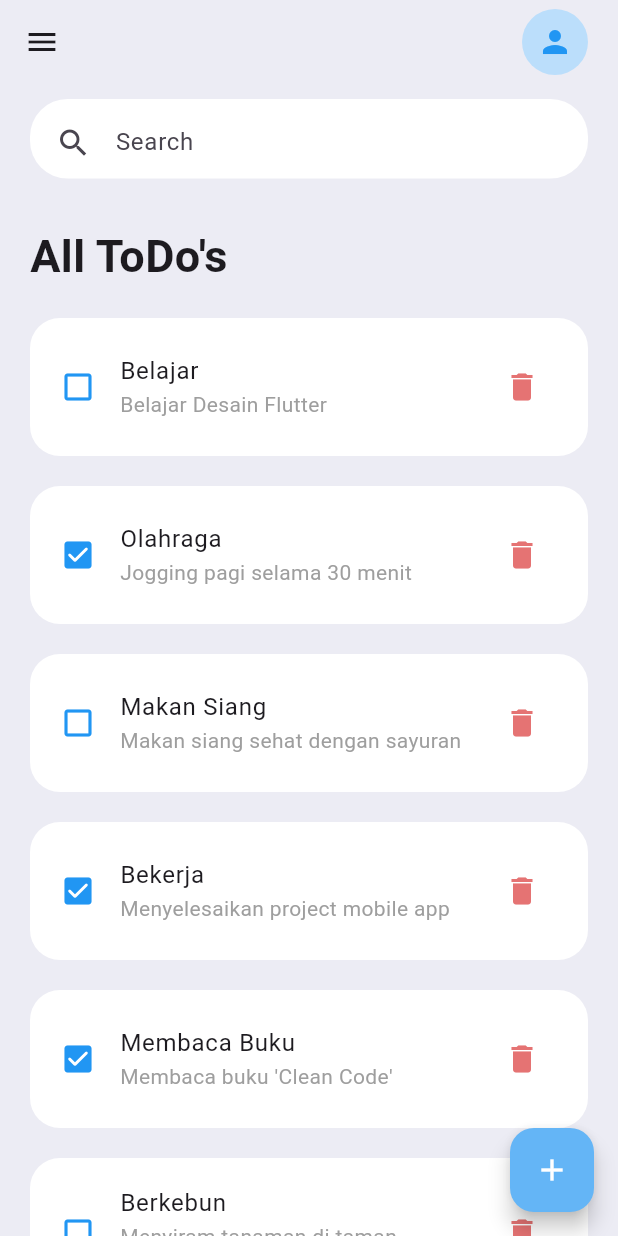
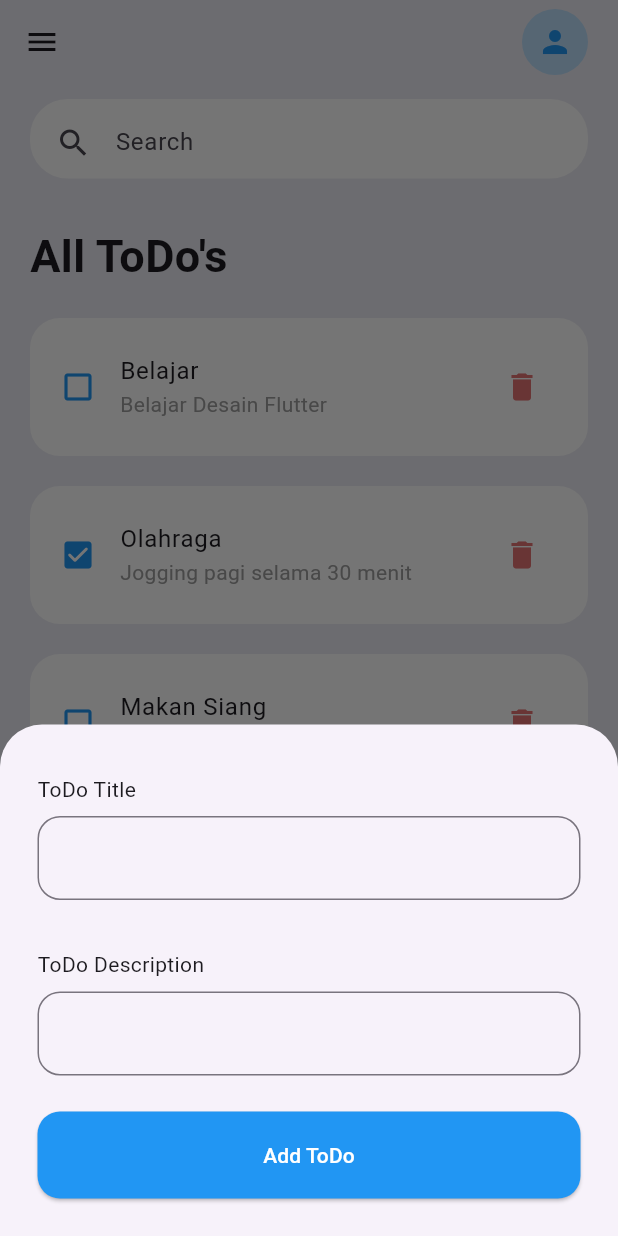
Before and after one commit to Khip01/wri_todo_app, a Flutter app: the HomeScreen screen opened directly, after a tap on the "add" icon, on a phone screen of 412 x 824 dp. Run offline on Flutter 3.47's test engine with Material 3 defaults, Android fonts, the phone set to English and light mode, and no system bars.

Commit message:
feat: #4 app functionality - #0
Menu:
#4 app functionality

Section:
#0-section-app-functionality-crud

Sub-bab:
### ✍️ Create New Todo

```diff
--- a/lib/screens/home_screen.dart
+++ b/lib/screens/home_screen.dart
@@ -2,9 +2,14 @@ import 'package:flutter/material.dart';
 
 import '../models/todo.dart';
 
-class HomeScreen extends StatelessWidget {
+class HomeScreen extends StatefulWidget {
   HomeScreen({super.key});
 
+  @override
+  State<HomeScreen> createState() => _HomeScreenState();
+}
+
+class _HomeScreenState extends State<HomeScreen> {
   // List: sekumpulan todo yang akan ditampilkan
   final List<Todo> todoList = [
     Todo(
@@ -44,8 +49,16 @@ class HomeScreen extends StatelessWidget {
     ),
   ];
 
+  final TextEditingController titleController = TextEditingController();
+  final TextEditingController descriptionController = TextEditingController();
+
+  void tambahTodo(Todo todo) {
+    setState(() {
+      todoList.add(todo);
+    });
+  }
+
   // Fungsi: untuk menampilkan tulisan/judul "All ToDo's"
-  // ↓ ↓ ↓ ↓ ↓ ↓
   Widget listViewTitle() {
     return Container(
       margin: const EdgeInsets.only(bottom: 20),
@@ -62,7 +75,6 @@ class HomeScreen extends StatelessWidget {
   }
 
   // Fungsi: untuk menampilkan satu buah todo
-  // ↓ ↓ ↓ ↓ ↓ ↓
   Widget cardItem(int todoIndex) {
     return Padding(
       padding: const EdgeInsets.only(bottom: 20),
@@ -170,7 +182,8 @@ class HomeScreen extends StatelessWidget {
                   padding: const EdgeInsets.only(
                       top: 20, left: 20, right: 20, bottom: 50),
                   // Sesuaikan jumlah item dengan data yang ada
-                  itemCount: todoList.length + 1, // +1 untuk header "All ToDo's"
+                  itemCount: todoList.length + 1,
+                  // +1 untuk header "All ToDo's"
                   itemBuilder: (context, index) {
                     if (index == 0) {
                       return listViewTitle(); // Tampilkan header
@@ -190,7 +203,8 @@ class HomeScreen extends StatelessWidget {
       floatingActionButton: FloatingActionButton(
         backgroundColor: Colors.blue[300],
         onPressed: () {
-          // perintah untuk membuat todo baru
+          // Pada saat ditekan, memanggil showModal()
+          showModal(context);
         },
         child: Icon(
           Icons.add,
@@ -199,4 +213,107 @@ class HomeScreen extends StatelessWidget {
       ),
     );
   }
+
+  // Fungsi: untuk menampilkan modal bottom
+  void showModal(BuildContext context) {
+    showModalBottomSheet(
+        context: context,
+        isScrollControlled: true,
+        builder: (context) {
+          final keyboardBottomPadding =
+              MediaQuery.of(context).viewInsets.bottom;
+
+          return Padding(
+            padding: EdgeInsets.only(
+                left: 25, right: 25, bottom: 25 + keyboardBottomPadding),
+            child: SingleChildScrollView(
+              child: Column(
+                crossAxisAlignment: CrossAxisAlignment.start,
+                children: [
+                  // Widget: label/tulisan "Todo Title" untuk TextField "Todo Title"
+                  // ↓↓↓↓↓↓
+                  const Padding(
+                    padding: EdgeInsets.only(top: 33, bottom: 8),
+                    child: Text(
+                      "ToDo Title",
+                    ),
+                  ),
+                  // Widget: TextField "Email"
+                  // ↓↓↓↓↓↓
+                  TextField(
+                    controller: titleController,
+                    decoration: InputDecoration(
+                      focusedBorder: OutlineInputBorder(
+                        borderRadius: BorderRadius.circular(15),
+                        borderSide: const BorderSide(
+                          color: Colors.black,
+                        ),
+                      ),
+                      border: OutlineInputBorder(
+                        borderRadius: BorderRadius.circular(15),
+                      ),
+                    ),
+                  ),
+                  // Widget: label/tulisan "ToDo Description" untuk TextField "ToDo Description"
+                  // ↓↓↓↓↓↓
+                  const Padding(
+                    padding: EdgeInsets.only(top: 33, bottom: 8),
+                    child: Text(
+                      "ToDo Description",
+                    ),
+                  ),
+                  // Widget: TextField "ToDo Description"
+                  // ↓↓↓↓↓↓
+                  TextField(
+                    controller: descriptionController,
+                    decoration: InputDecoration(
+                      focusedBorder: OutlineInputBorder(
+                        borderRadius: BorderRadius.circular(15),
+                        borderSide: const BorderSide(
+                          color: Colors.black,
+                        ),
+                      ),
+                      border: OutlineInputBorder(
+                        borderRadius: BorderRadius.circular(15),
+                      ),
+                    ),
+                  ),
+                  // Widget: untuk membuat button "Add Todo"
+                  // ↓↓↓↓↓↓
+                  Container(
+                    height: 82,
+                    width: double.maxFinite,
+                    padding: const EdgeInsets.only(top: 24),
+                    child: ElevatedButton(
+                      style: ElevatedButton.styleFrom(
+                        foregroundColor: Colors.white,
+                        shape: RoundedRectangleBorder(
+                          borderRadius: BorderRadius.circular(15),
+                        ),
+                        backgroundColor: Colors.blue,
+                      ),
+                      onPressed: () {
+                        // Action pada saat tombol "add ToDo" ditekan
+                        tambahTodo(
+                          Todo(
+                            judul: titleController.text,
+                            deskripsi: descriptionController.text,
+                          ),
+                        );
+
+                        // Bersihkan Field
+                        titleController.clear();
+                        descriptionController.clear();
+                        // Tutup modalBottomDialog()
+                        Navigator.pop(context);
+                      },
+                      child: const Text("Add ToDo"),
+                    ),
+                  ),
+                ],
+              ),
+            ),
+          );
+        });
+  }
 }
```
